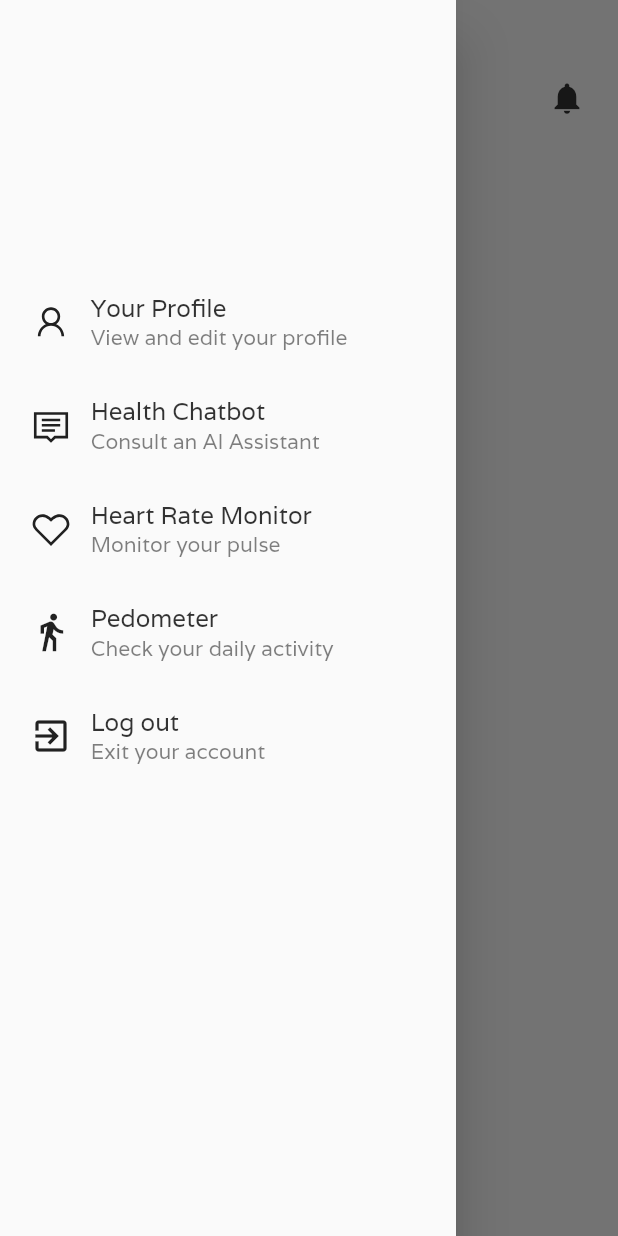
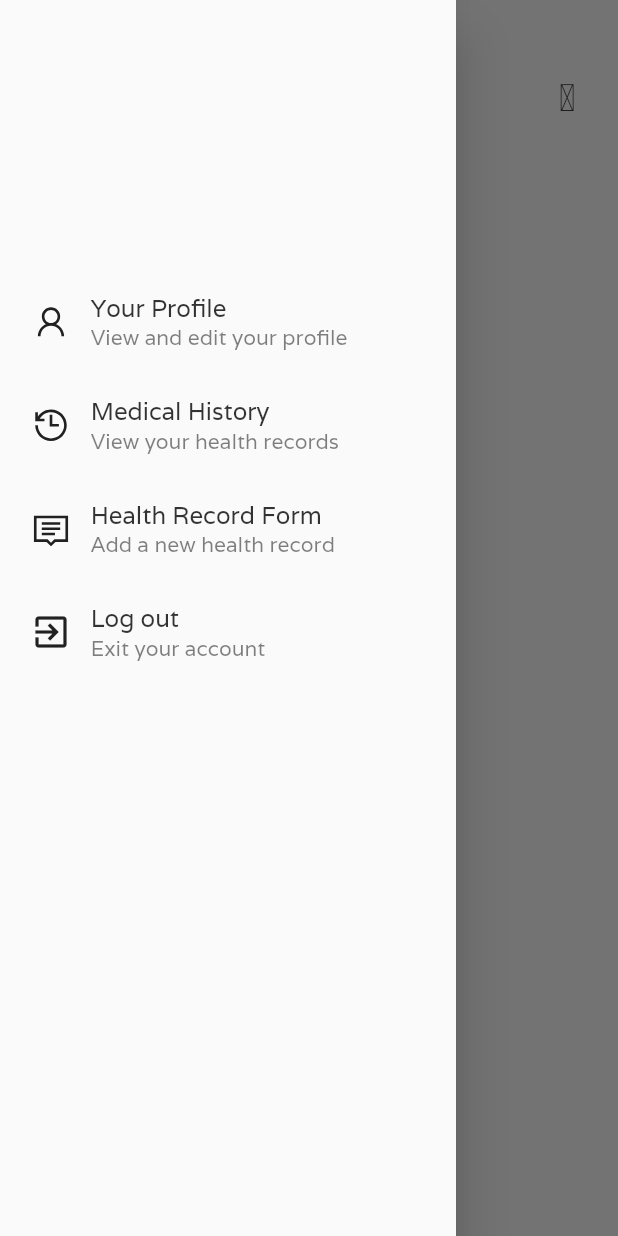
Before and after one commit to amlannandy/FitnessLive, a Flutter app: the HomeScreen screen opened by its route, with the side drawer open, on a phone screen of 412 x 824 dp. Run offline on Flutter 3.47's test engine with Material 2 defaults, Android fonts, the phone set to English and light mode, and no system bars; our stand-ins replace cloud_firestore, firebase_auth, firebase_storage, image_picker, line_icons, toggle_switch; accounts and stored records are empty; network calls fail.

Commit message:
Added UI for Home Screen

```diff
--- a/mobile-app/lib/screens/HomeScreen.dart
+++ b/mobile-app/lib/screens/HomeScreen.dart
@@ -1,10 +1,12 @@
 import 'package:firebase_auth/firebase_auth.dart';
 import 'package:flutter/material.dart';
+import 'package:line_icons/line_icons.dart';
 import 'package:provider/provider.dart';
 
 import '../models/HealthData.dart';
 import '../widgets/HomeAppBar.dart';
 import '../widgets/CustomDrawer.dart';
+import '../widgets/CustomGridItem.dart';
 import '../services/UserDatabaseService.dart';
 
 class HomeScreen extends StatelessWidget {
@@ -29,10 +31,66 @@ class HomeScreen extends StatelessWidget {
                   return Container();
                 }
                 final healthData = snapshot.data;
-                return Column(
-                  children: [
-                    Text(healthData.lastUpdated),
-                  ],
+                return Container(
+                  padding: const EdgeInsets.all(10),
+                  child: GridView(
+                    gridDelegate: SliverGridDelegateWithFixedCrossAxisCount(
+                      childAspectRatio: 1,
+                      crossAxisCount: 2,
+                      mainAxisSpacing: 10,
+                      crossAxisSpacing: 10,
+                    ),
+                    children: [
+                      CustomGridItem(
+                        title: 'Heart Rate',
+                        subtitle: '${healthData.data.heartRate} bpm',
+                        icon: LineIcons.heart_o,
+                        color: Colors.red,
+                      ),
+                      CustomGridItem(
+                        title: 'Body Temperature',
+                        subtitle: '${healthData.data.bodyTemperature} °C',
+                        icon: LineIcons.sun_o,
+                        color: Colors.orange,
+                      ),
+                      CustomGridItem(
+                        title: 'Glusoce',
+                        subtitle: '${healthData.data.glucose} mg/dL',
+                        icon: LineIcons.lightbulb_o,
+                        color: Colors.blue,
+                      ),
+                      CustomGridItem(
+                        title: 'Respiration',
+                        subtitle: '${healthData.data.respiration} bpm',
+                        icon: LineIcons.user,
+                        color: Colors.green,
+                      ),
+                      CustomGridItem(
+                        title: 'Blood Pressure',
+                        subtitle: healthData.data.bloodPressure,
+                        icon: LineIcons.flask,
+                        color: Colors.purple,
+                      ),
+                      CustomGridItem(
+                        title: 'O2 Saturation',
+                        subtitle: '${healthData.data.oxygenSaturation}%',
+                        icon: LineIcons.anchor,
+                        color: Colors.pink,
+                      ),
+                      CustomGridItem(
+                        title: 'Electro Cardiogram',
+                        subtitle: '${healthData.data.electroCradiogram} ms',
+                        icon: LineIcons.heart_o,
+                        color: Colors.blue[900],
+                      ),
+                      CustomGridItem(
+                        title: 'Steps walked',
+                        subtitle: '5431',
+                        icon: Icons.directions_walk,
+                        color: Colors.amber[900],
+                      ),
+                    ],
+                  ),
                 );
               },
             ),
--- a/mobile-app/lib/widgets/CustomDrawer.dart
+++ b/mobile-app/lib/widgets/CustomDrawer.dart
@@ -18,21 +18,15 @@ class CustomDrawer extends StatelessWidget {
             () => Navigator.of(context).pushNamed('/profile'),
           ),
           customListTile(
-            LineIcons.comment_o,
-            'Health Chatbot',
-            'Consult an AI Assistant',
+            LineIcons.history,
+            'Medical History',
+            'View your health records',
             () => Navigator.of(context).pushNamed('/pedometer'),
           ),
           customListTile(
-            LineIcons.heart_o,
-            'Heart Rate Monitor',
-            'Monitor your pulse',
-            () => Navigator.of(context).pushNamed('/pedometer'),
-          ),
-          customListTile(
-            Icons.directions_walk,
-            'Pedometer',
-            'Check your daily activity',
+            LineIcons.comment_o,
+            'Health Record Form',
+            'Add a new health record',
             () => Navigator.of(context).pushNamed('/pedometer'),
           ),
           customListTile(
--- /dev/null
+++ b/mobile-app/lib/widgets/CustomGridItem.dart
@@ -0,0 +1,52 @@
+import 'package:flutter/material.dart';
+
+class CustomGridItem extends StatelessWidget {
+  final String title;
+  final String subtitle;
+  final IconData icon;
+  final Color color;
+
+  CustomGridItem({
+    @required this.title,
+    @required this.subtitle,
+    @required this.icon,
+    @required this.color,
+  });
+
+  @override
+  Widget build(BuildContext context) {
+    return Container(
+      padding: const EdgeInsets.all(10),
+      decoration: BoxDecoration(
+        borderRadius: BorderRadius.circular(5),
+        color: color.withOpacity(0.3),
+      ),
+      child: Column(
+        mainAxisAlignment: MainAxisAlignment.center,
+        children: [
+          Icon(
+            icon,
+            color: color,
+            size: 50,
+          ),
+          Text(
+            title,
+            style: TextStyle(
+              color: color,
+              fontFamily: 'Varela',
+              fontSize: 12,
+            ),
+          ),
+          Text(
+            subtitle,
+            style: TextStyle(
+              color: color,
+              fontFamily: 'Lato',
+              fontSize: 18,
+            ),
+          ),
+        ],
+      ),
+    );
+  }
+}
--- a/mobile-app/lib/widgets/HomeAppBar.dart
+++ b/mobile-app/lib/widgets/HomeAppBar.dart
@@ -1,5 +1,9 @@
 import 'package:flutter/material.dart';
+import 'package:line_icons/line_icons.dart';
+import 'package:provider/provider.dart';
+import 'package:firebase_auth/firebase_auth.dart';
 
+import '../models/User.dart';
 import '../services/UserDatabaseService.dart';
 
 final userDatabaseService = UserDatabaseService();
@@ -10,6 +14,8 @@ class HomeAppBar extends StatelessWidget with PreferredSizeWidget {
 
   @override
   Widget build(BuildContext context) {
+    final user = Provider.of<FirebaseUser>(context);
+
     return Container(
       padding: const EdgeInsets.fromLTRB(15, 45, 10, 5),
       child: Row(
@@ -39,18 +45,44 @@ class HomeAppBar extends StatelessWidget with PreferredSizeWidget {
               ),
             ),
             SizedBox(width: 10),
-            Text(
-              'FitnessLive',
-              style: TextStyle(
-                color: Colors.black.withOpacity(0.8),
-                fontFamily: 'Lato',
-                fontSize: 22,
-              ),
-            ),
+            user == null
+                ? Container()
+                : StreamBuilder<User>(
+                    stream: userDatabaseService.streamUser(user.uid),
+                    builder: (context, snapshot) {
+                      if (snapshot.connectionState == ConnectionState.waiting ||
+                          !snapshot.hasData) {
+                        return Container();
+                      }
+                      final user = snapshot.data;
+                      return Column(
+                        crossAxisAlignment: CrossAxisAlignment.start,
+                        children: [
+                          Text(
+                            'Hello!',
+                            style: TextStyle(
+                              fontFamily: 'Lato',
+                              color: Colors.black.withOpacity(0.6),
+                              fontSize: 12,
+                            ),
+                          ),
+                          Text(
+                            user.name,
+                            style: TextStyle(
+                              fontFamily: 'Lato',
+                              color: Colors.black.withOpacity(0.8),
+                              fontSize: 16,
+                              fontWeight: FontWeight.bold,
+                            ),
+                          ),
+                        ],
+                      );
+                    },
+                  )
           ]),
           IconButton(
             icon: Icon(
-              Icons.notifications,
+              LineIcons.gear,
               color: Colors.black.withOpacity(0.8),
               size: 25,
             ),
```
